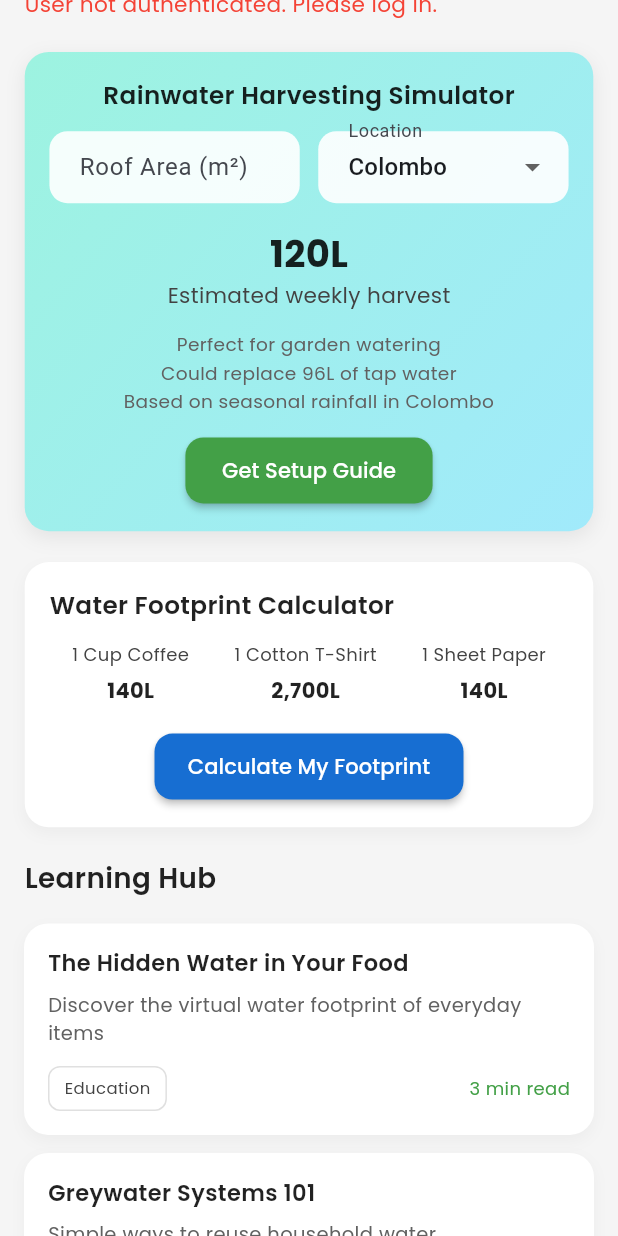
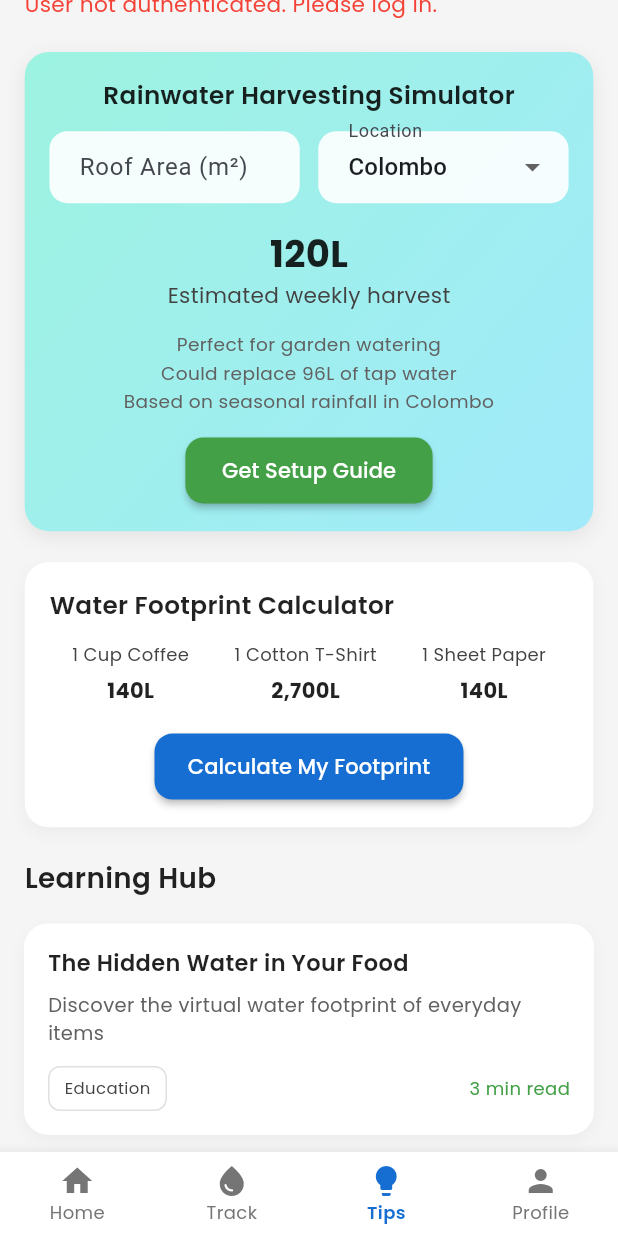
Before and after one commit to sathajasioff/AquaWise, a Flutter app: the screen it shows after launch, scrolled down 576 dp, on a phone screen of 412 x 824 dp. Run offline on Flutter 3.47's test engine with Material 3 defaults, Android fonts, the light colour scheme and no system bars; our stand-ins replace auth_buttons, cloud_firestore, firebase_auth, firebase_core, flutter_dotenv, flutter_gemini and 4 more; accounts and stored records are empty.

Commit message:
navigation

```diff
--- a/lib/screens/AI/AItips.dart
+++ b/lib/screens/AI/AItips.dart
@@ -16,6 +16,7 @@ class _AIPersonalizationPageState extends State<AIPersonalizationPage> {
   bool isLoading = true;
   String? errorMessage;
   List<Map<String, String>> tips = [];
+  int _selectedIndex = 2; // Default to Tips (this page)
 
   @override
   void initState() {
@@ -179,6 +180,27 @@ class _AIPersonalizationPageState extends State<AIPersonalizationPage> {
     ];
   }
 
+  void _onNavItemTapped(int index) {
+    setState(() {
+      _selectedIndex = index;
+    });
+    // Add navigation logic here (e.g., Navigator.push to other pages)
+    switch (index) {
+      case 0:
+        print('dashboard1'); // Replace with actual navigation
+        break;
+      case 1:
+        print('Navigate to Track'); // Replace with actual navigation
+        break;
+      case 2:
+        print('Stay on Tips'); // Already on this page
+        break;
+      case 3:
+        print('Navigate to Profile'); // Replace with actual navigation
+        break;
+    }
+  }
+
   @override
   Widget build(BuildContext context) {
     final theme = Theme.of(context);
@@ -243,6 +265,41 @@ class _AIPersonalizationPageState extends State<AIPersonalizationPage> {
             ],
           ),
         ),
+      ),
+      bottomNavigationBar: BottomNavigationBar(
+        items: const <BottomNavigationBarItem>[
+          BottomNavigationBarItem(
+            icon: Icon(Icons.home),
+            label: 'Home',
+          ),
+          BottomNavigationBarItem(
+            icon: Icon(Icons.water_drop),
+            label: 'Track',
+          ),
+          BottomNavigationBarItem(
+            icon: Icon(Icons.lightbulb),
+            label: 'Tips',
+          ),
+          BottomNavigationBarItem(
+            icon: Icon(Icons.person),
+            label: 'Profile',
+          ),
+        ],
+        currentIndex: _selectedIndex,
+        selectedItemColor: const Color(0xFF176ED2),
+        unselectedItemColor: Colors.grey[600],
+        backgroundColor: Colors.white,
+        type: BottomNavigationBarType.fixed,
+        selectedLabelStyle: GoogleFonts.poppins(
+          fontSize: 12,
+          fontWeight: FontWeight.w600,
+        ),
+        unselectedLabelStyle: GoogleFonts.poppins(
+          fontSize: 12,
+          fontWeight: FontWeight.w400,
+        ),
+        elevation: 8,
+        onTap: _onNavItemTapped,
       ),
     );
   }
```
